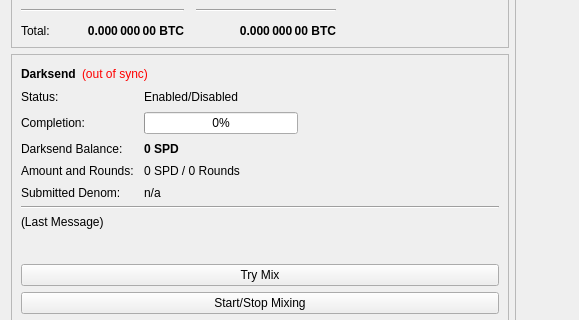
Before: the Qt Designer form src/qt/forms/overviewpage.ui in SpectreSecurityCoin/SpectreSecurityCoin, drawn with Qt 5; both pictures show x 0 to 579 and y 168 to 488 of the 1024 by 583 pixel window.
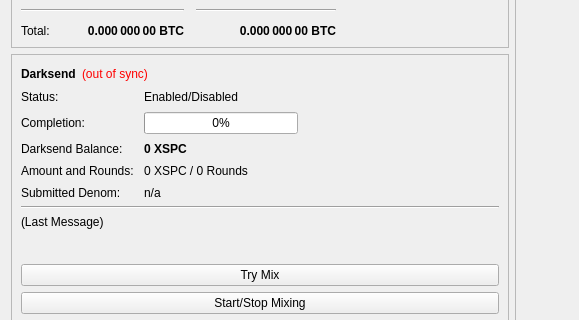
After: the same form once the commit is applied.

The edit to the form file:
```diff
--- a/src/qt/forms/overviewpage.ui
+++ b/src/qt/forms/overviewpage.ui
@@ -563,7 +563,7 @@
                </font>
               </property>
               <property name="text">
-               <string notr="true">0 SPD</string>
+               <string notr="true">0 XSPC</string>
               </property>
              </widget>
             </item>
@@ -577,7 +577,7 @@
             <item row="4" column="1">
              <widget class="QLabel" name="labelAmountRounds">
               <property name="text">
-               <string>0 SPD / 0 Rounds</string>
+               <string>0 XSPC / 0 Rounds</string>
               </property>
              </widget>
             </item>
```
